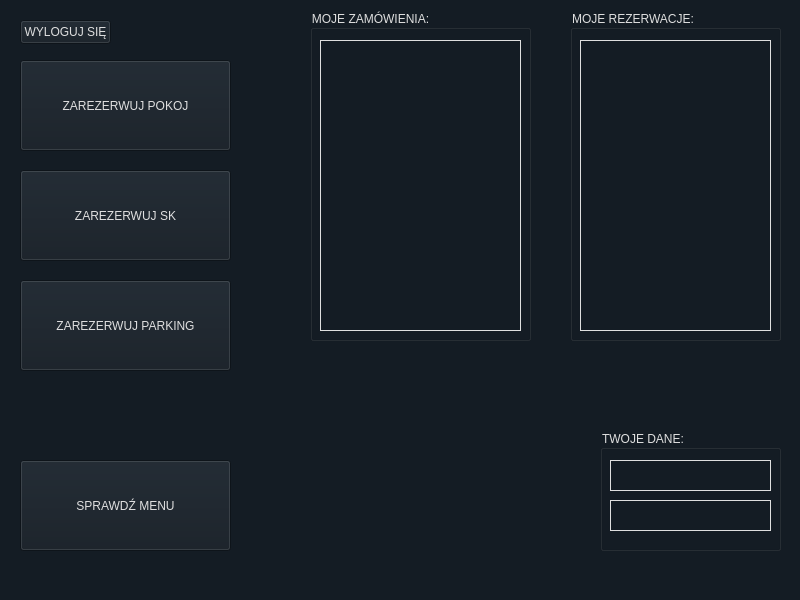
Old version of the form ProjektHotel/panelsterowania.ui in the repository dawib19992/ZackiCody.
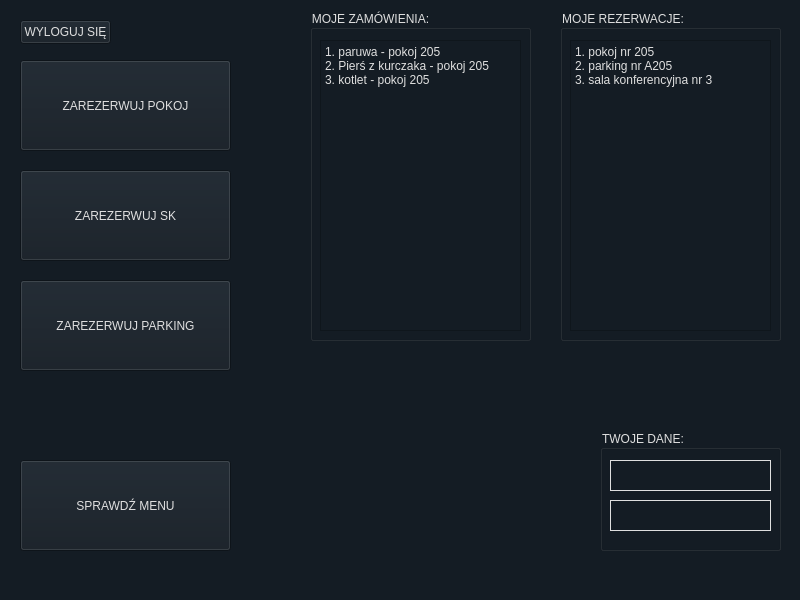
New version of the form.

```diff
--- a/ProjektHotel/panelsterowania.ui
+++ b/ProjektHotel/panelsterowania.ui
@@ -98,9 +98,9 @@
    <widget class="QGroupBox" name="groupBox_2">
     <property name="geometry">
      <rect>
-      <x>570</x>
+      <x>560</x>
       <y>10</y>
-      <width>211</width>
+      <width>221</width>
       <height>331</height>
      </rect>
     </property>
@@ -113,20 +113,19 @@
     <property name="checkable">
      <bool>false</bool>
     </property>
-    <widget class="QLabel" name="mr_qlabel">
+    <widget class="QPlainTextEdit" name="plainTextEdit_2">
      <property name="geometry">
       <rect>
        <x>10</x>
        <y>30</y>
-       <width>191</width>
+       <width>201</width>
        <height>291</height>
       </rect>
      </property>
-     <property name="frameShape">
-      <enum>QFrame::Box</enum>
-     </property>
-     <property name="text">
-      <string/>
+     <property name="plainText">
+      <string>1. pokoj nr 205
+2. parking nr A205
+3. sala konferencyjna nr 3</string>
      </property>
     </widget>
    </widget>
@@ -148,7 +147,7 @@
     <property name="checkable">
      <bool>false</bool>
     </property>
-    <widget class="QLabel" name="mz_qlabel">
+    <widget class="QPlainTextEdit" name="plainTextEdit">
      <property name="geometry">
       <rect>
        <x>10</x>
@@ -157,11 +156,11 @@
        <height>291</height>
       </rect>
      </property>
-     <property name="frameShape">
-      <enum>QFrame::Box</enum>
-     </property>
-     <property name="text">
-      <string/>
+     <property name="plainText">
+      <string>1. paruwa - pokoj 205
+2. Pierś z kurczaka - pokoj 205
+3. kotlet - pokoj 205
+</string>
      </property>
     </widget>
    </widget>
```
Left out of the diff: 2 changed lines with no effect on the pictures.
